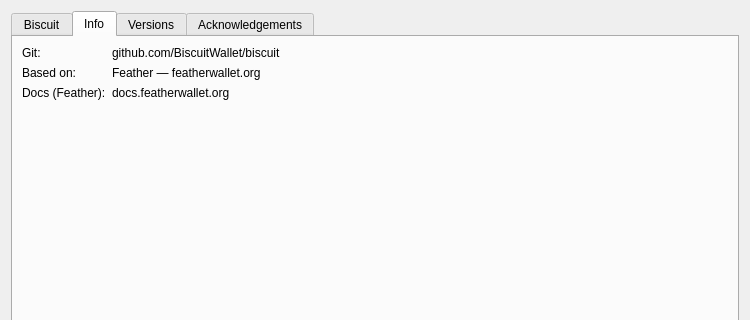
Old version of the form src/dialog/AboutDialog.ui in the repository BiscuitWallet/Biscuit; both pictures show x 0 to 750 and y 0 to 320 of the 750 by 623 pixel window.
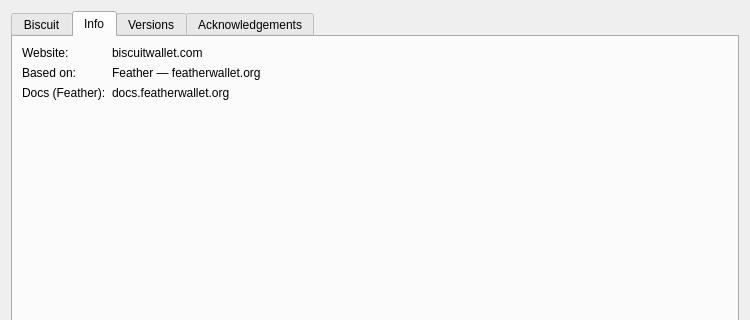
New version of the form. The open tabs and pages were chosen to show the change. Custom widgets are drawn as their Qt base class.

Commit message:
Links to biscuitwallet.com instead of the private repository
Help > Official website, the About dialog and the package URL pointed
to the GitHub repository, which is private; Help > Report bug opened
Feather's page on reporting to Feather. They lead to biscuitwallet.com
and its contact page.

```diff
--- a/src/dialog/AboutDialog.ui
+++ b/src/dialog/AboutDialog.ui
@@ -79,14 +79,14 @@
        <item row="0" column="0">
         <widget class="QLabel" name="label_2">
          <property name="text">
-          <string>Git:</string>
+          <string>Website:</string>
          </property>
         </widget>
        </item>
        <item row="0" column="1">
         <widget class="QLabel" name="label_8">
          <property name="text">
-          <string>github.com/BiscuitWallet/biscuit</string>
+          <string>biscuitwallet.com</string>
          </property>
          <property name="textInteractionFlags">
           <set>Qt::TextInteractionFlag::LinksAccessibleByMouse|Qt::TextInteractionFlag::TextSelectableByMouse</set>
```
The commit also changes 2 other files.
